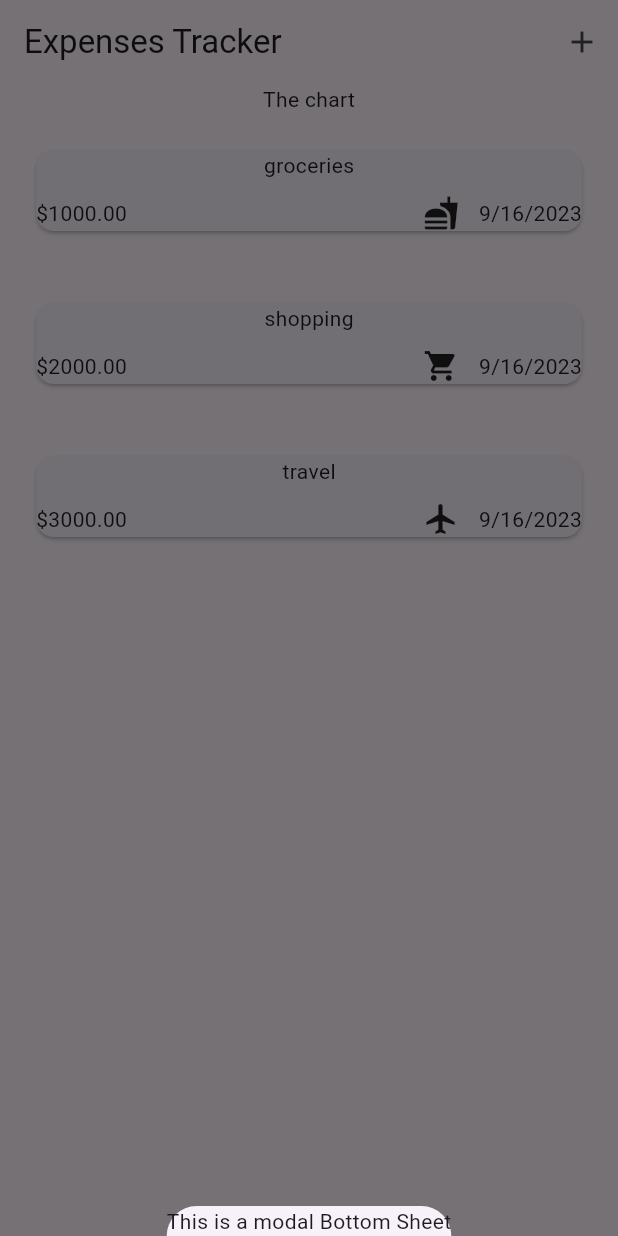
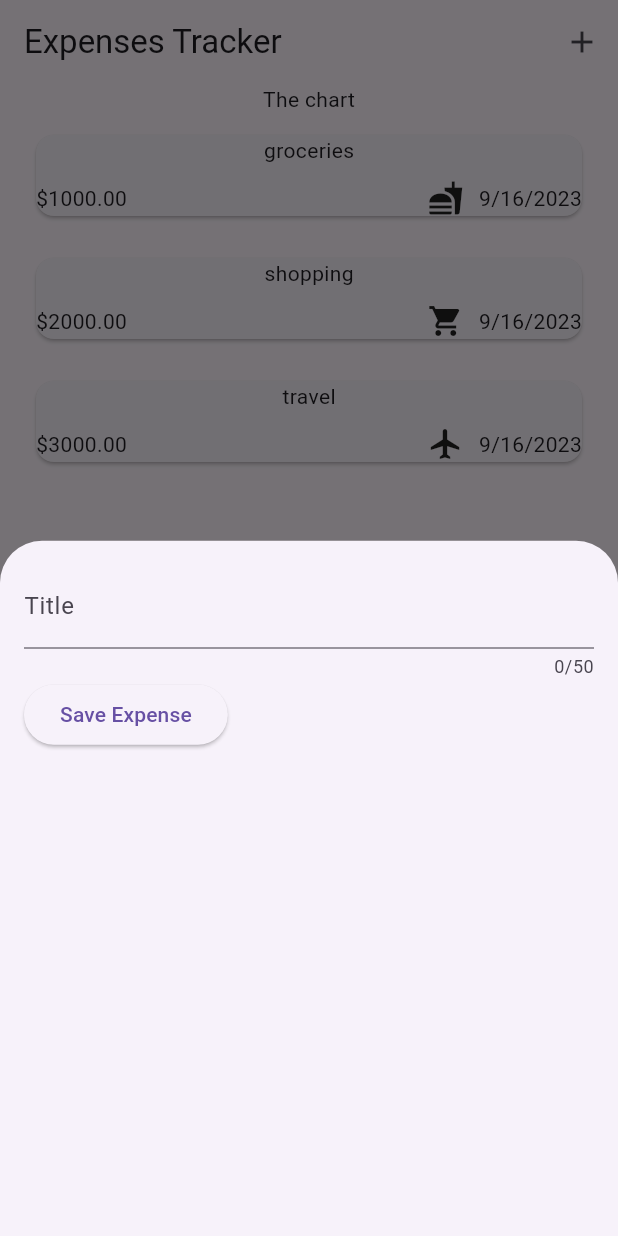
Before and after one commit to Aravindraj2k04/expense-tracker, a Flutter app: the screen it shows after launch, after a tap on the "add" icon, on a phone screen of 412 x 824 dp. Run offline on Flutter 3.47's test engine with Material 2 defaults, Android fonts, the phone set to English and light mode, and no system bars.

```diff
--- a/lib/expenses.dart
+++ b/lib/expenses.dart
@@ -2,6 +2,7 @@ import 'package:expensetracker/models/Expense_list.dart';
 import 'package:flutter/material.dart';
 import 'package:expensetracker/models/expense.dart';
 import 'package:expensetracker/models/Expense_list.dart';
+import 'package:expensetracker/wigets/addnewExpense.dart';
 
 class expenses extends StatefulWidget {
   const expenses({super.key});
@@ -33,7 +34,7 @@ class _expensesState extends State<expenses> {
   ];
 
   void _openAddExpenseOverlay(){
-    showModalBottomSheet(context: context, builder: (cxt)=> Text('This is a modal Bottom Sheet'));
+    showModalBottomSheet(context: context, builder: (cxt)=>const NewExpense());
   }
   @override
   Widget build(BuildContext context) {
--- /dev/null
+++ b/lib/wigets/addnewExpense.dart
@@ -0,0 +1,38 @@
+import 'package:flutter/material.dart';
+
+class NewExpense extends StatefulWidget {
+  const NewExpense({super.key});
+
+  @override
+  State<NewExpense> createState() => _NewExpenseState();
+}
+var  enteredtitle='';
+
+void _saveTitleinput(String inputvalue){
+  enteredtitle=inputvalue;
+}
+
+class _NewExpenseState extends State<NewExpense> {
+  @override
+  Widget build(BuildContext context) {
+    return Padding(
+      padding: EdgeInsets.all(16),
+      child: Column(
+        children: [
+           TextField(
+            onChanged: _saveTitleinput,
+            maxLength: 50,
+            decoration:
+             const InputDecoration(
+              labelText: 'Title'
+              ),
+           ),
+           Row(
+            children: [
+              ElevatedButton(onPressed:(){print( enteredtitle);}, child: Text('Save Expense'),),
+            ],
+           )
+        ]),
+    );
+  }
+}
--- a/lib/wigets/expense_item.dart
+++ b/lib/wigets/expense_item.dart
@@ -12,7 +12,7 @@ class Expenseitem extends StatelessWidget {
   @override
   Widget build(BuildContext context) {
     return Padding(
-      padding: const EdgeInsets.symmetric(horizontal: 20, vertical: 20),
+      padding: const EdgeInsets.symmetric(horizontal: 20, vertical: 10),
       child: Card(
           child: Column(
         children: [
@@ -28,7 +28,7 @@ class Expenseitem extends StatelessWidget {
                 children: [
                   Icon(category_icon[expense.category]),
                   const SizedBox(
-                    width: 8,
+                    width: 5,
                   ),
                   //Text('${(expense.category).toString()}'),
                   const SizedBox(
```
